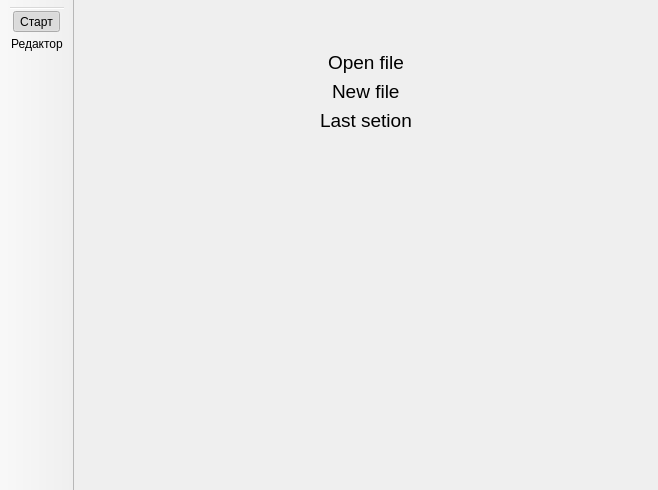
This is mainui.ui in SedAndrew/Editor-XML-document as Qt 5 draws it before an edit. The edited form follows.
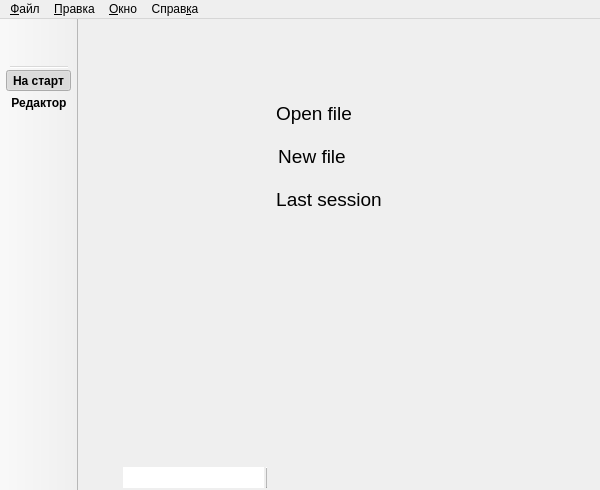
This is the edited form. The open tabs and pages were chosen to show the change. Icons and pictures are not drawn. Custom widgets are drawn as their Qt base class.

What changed in the file:
```diff
--- a/mainui.ui
+++ b/mainui.ui
@@ -6,15 +6,34 @@
    <rect>
     <x>0</x>
     <y>0</y>
-    <width>658</width>
+    <width>600</width>
     <height>490</height>
    </rect>
   </property>
   <property name="windowTitle">
-   <string>MainWindow</string>
+   <string>Editor XML document</string>
+  </property>
+  <property name="windowIcon">
+   <iconset resource="images.qrc">
+    <normaloff>:/icons/apptree.png</normaloff>:/icons/apptree.png</iconset>
+  </property>
+  <property name="animated">
+   <bool>true</bool>
+  </property>
+  <property name="documentMode">
+   <bool>false</bool>
+  </property>
+  <property name="dockOptions">
+   <set>QMainWindow::AllowTabbedDocks|QMainWindow::AnimatedDocks</set>
+  </property>
+  <property name="unifiedTitleAndToolBarOnMac">
+   <bool>false</bool>
   </property>
   <widget class="QWidget" name="centralWidget">
-   <layout class="QGridLayout" name="gridLayout">
+   <layout class="QVBoxLayout" name="verticalLayout_2">
+    <property name="spacing">
+     <number>2</number>
+    </property>
     <property name="leftMargin">
      <number>0</number>
     </property>
@@ -25,36 +44,19 @@
      <number>0</number>
     </property>
     <property name="bottomMargin">
-     <number>0</number>
+     <number>2</number>
     </property>
-    <property name="spacing">
-     <number>0</number>
-    </property>
-    <item row="0" column="0">
+    <item>
      <widget class="QStackedWidget" name="m_stackedWidget">
+      <property name="midLineWidth">
+       <number>1</number>
+      </property>
       <property name="currentIndex">
        <number>0</number>
       </property>
       <widget class="QWidget" name="m_pageStart">
-       <layout class="QGridLayout" name="gridLayout_2">
-        <item row="0" column="0">
-         <layout class="QHBoxLayout" name="horizontalLayout">
-          <item>
-           <spacer name="horizontalSpacer">
-            <property name="orientation">
-             <enum>Qt::Horizontal</enum>
-            </property>
-            <property name="sizeHint" stdset="0">
-             <size>
-              <width>40</width>
-              <height>20</height>
-             </size>
-            </property>
-           </spacer>
-          </item>
-          <item>
-           <layout class="QVBoxLayout" name="verticalLayout">
-            <item>
+       <layout class="QGridLayout" name="gridLayout">
+        <item row="0" column="1">
              <spacer name="verticalSpacer_2">
               <property name="orientation">
                <enum>Qt::Vertical</enum>
@@ -65,13 +67,43 @@
               <property name="sizeHint" stdset="0">
                <size>
                 <width>20</width>
-                <height>40</height>
+            <height>60</height>
                </size>
               </property>
              </spacer>
             </item>
-            <item alignment="Qt::AlignHCenter">
-             <widget class="LableClicked" name="m_lOpenFile">
+        <item row="1" column="1">
+         <widget class="QWidget" name="m_widgetActionFile" native="true">
+          <property name="minimumSize">
+           <size>
+            <width>146</width>
+            <height>121</height>
+           </size>
+          </property>
+          <property name="maximumSize">
+           <size>
+            <width>16777215</width>
+            <height>121</height>
+           </size>
+          </property>
+          <layout class="QVBoxLayout" name="verticalLayout">
+           <property name="spacing">
+            <number>12</number>
+           </property>
+           <property name="leftMargin">
+            <number>1</number>
+           </property>
+           <property name="topMargin">
+            <number>1</number>
+           </property>
+           <property name="rightMargin">
+            <number>1</number>
+           </property>
+           <property name="bottomMargin">
+            <number>1</number>
+           </property>
+           <item alignment="Qt::AlignLeft">
+            <widget class="QPushButton" name="m_pBOpenFile">
               <property name="font">
                <font>
                 <pointsize>14</pointsize>
@@ -80,10 +112,23 @@
               <property name="text">
                <string>Open file</string>
               </property>
-             </widget>
-            </item>
-            <item alignment="Qt::AlignHCenter">
-             <widget class="LableClicked" name="m_lNewFile">
+             <property name="icon">
+              <iconset resource="images.qrc">
+               <normaloff>:/icons/open.png</normaloff>:/icons/open.png</iconset>
+             </property>
+             <property name="iconSize">
+              <size>
+               <width>18</width>
+               <height>18</height>
+              </size>
+             </property>
+             <property name="flat">
+              <bool>true</bool>
+             </property>
+            </widget>
+           </item>
+           <item alignment="Qt::AlignLeft">
+            <widget class="QPushButton" name="m_pBNewFile">
               <property name="font">
                <font>
                 <pointsize>14</pointsize>
@@ -92,55 +137,317 @@
               <property name="text">
                <string>New file</string>
               </property>
-             </widget>
-            </item>
-            <item alignment="Qt::AlignHCenter">
-             <widget class="LableClicked" name="m_lLastSetion">
+             <property name="icon">
+              <iconset resource="images.qrc">
+               <normaloff>:/icons/new.png</normaloff>:/icons/new.png</iconset>
+             </property>
+             <property name="iconSize">
+              <size>
+               <width>18</width>
+               <height>18</height>
+              </size>
+             </property>
+             <property name="flat">
+              <bool>true</bool>
+             </property>
+            </widget>
+           </item>
+           <item alignment="Qt::AlignLeft">
+            <widget class="QPushButton" name="m_pBLastSession">
               <property name="font">
                <font>
                 <pointsize>14</pointsize>
                </font>
               </property>
               <property name="text">
-               <string>Last setion</string>
-              </property>
-             </widget>
-            </item>
-            <item>
+              <string>Last session</string>
+             </property>
+             <property name="icon">
+              <iconset resource="images.qrc">
+               <normaloff>:/icons/last_session.png</normaloff>:/icons/last_session.png</iconset>
+             </property>
+             <property name="iconSize">
+              <size>
+               <width>18</width>
+               <height>18</height>
+              </size>
+             </property>
+             <property name="flat">
+              <bool>true</bool>
+             </property>
+            </widget>
+           </item>
+          </layout>
+         </widget>
+        </item>
+        <item row="2" column="0">
+         <spacer name="horizontalSpacer">
+          <property name="orientation">
+           <enum>Qt::Horizontal</enum>
+          </property>
+          <property name="sizeHint" stdset="0">
+           <size>
+            <width>182</width>
+            <height>20</height>
+           </size>
+          </property>
+         </spacer>
+        </item>
+        <item row="2" column="1">
              <spacer name="verticalSpacer">
               <property name="orientation">
                <enum>Qt::Vertical</enum>
               </property>
+          <property name="sizeType">
+           <enum>QSizePolicy::Preferred</enum>
+          </property>
               <property name="sizeHint" stdset="0">
                <size>
                 <width>20</width>
-                <height>40</height>
+            <height>228</height>
                </size>
               </property>
              </spacer>
             </item>
-           </layout>
-          </item>
-          <item>
+        <item row="2" column="2">
            <spacer name="horizontalSpacer_2">
             <property name="orientation">
              <enum>Qt::Horizontal</enum>
             </property>
             <property name="sizeHint" stdset="0">
              <size>
-              <width>40</width>
+            <width>156</width>
               <height>20</height>
              </size>
             </property>
            </spacer>
-          </item>
-         </layout>
         </item>
        </layout>
       </widget>
       <widget class="QWidget" name="m_pageEdit"/>
      </widget>
     </item>
+    <item>
+     <widget class="QWidget" name="m_widgetBottom" native="true">
+      <property name="minimumSize">
+       <size>
+        <width>0</width>
+        <height>21</height>
+       </size>
+      </property>
+      <property name="maximumSize">
+       <size>
+        <width>16777215</width>
+        <height>21</height>
+       </size>
+      </property>
+      <layout class="QHBoxLayout" name="horizontalLayout_4">
+       <property name="spacing">
+        <number>0</number>
+       </property>
+       <property name="leftMargin">
+        <number>0</number>
+       </property>
+       <property name="topMargin">
+        <number>0</number>
+       </property>
+       <property name="rightMargin">
+        <number>0</number>
+       </property>
+       <property name="bottomMargin">
+        <number>0</number>
+       </property>
+       <item>
+        <layout class="QHBoxLayout" name="horizontalLayout_3">
+         <property name="spacing">
+          <number>2</number>
+         </property>
+         <item>
+          <widget class="QPushButton" name="m_pBIconPanel">
+           <property name="minimumSize">
+            <size>
+             <width>21</width>
+             <height>21</height>
+            </size>
+           </property>
+           <property name="maximumSize">
+            <size>
+             <width>21</width>
+             <height>21</height>
+            </size>
+           </property>
+           <property name="toolTip">
+            <string>Боковая панель</string>
+           </property>
+           <property name="text">
+            <string/>
+           </property>
+           <property name="icon">
+            <iconset resource="images.qrc">
+             <normaloff>:/icons/unvisibility.png</normaloff>:/icons/unvisibility.png</iconset>
+           </property>
+           <property name="iconSize">
+            <size>
+             <width>18</width>
+             <height>18</height>
+            </size>
+           </property>
+           <property name="checkable">
+            <bool>true</bool>
+           </property>
+           <property name="autoDefault">
+            <bool>false</bool>
+           </property>
+           <property name="default">
+            <bool>false</bool>
+           </property>
+           <property name="flat">
+            <bool>true</bool>
+           </property>
+          </widget>
+         </item>
+         <item>
+          <layout class="QHBoxLayout" name="horizontalLayout_2">
+           <property name="spacing">
+            <number>1</number>
+           </property>
+           <property name="sizeConstraint">
+            <enum>QLayout::SetMaximumSize</enum>
+           </property>
+           <item>
+            <widget class="QPushButton" name="m_pBIconFind">
+             <property name="sizePolicy">
+              <sizepolicy hsizetype="Fixed" vsizetype="Fixed">
+               <horstretch>0</horstretch>
+               <verstretch>0</verstretch>
+              </sizepolicy>
+             </property>
+             <property name="minimumSize">
+              <size>
+               <width>21</width>
+               <height>21</height>
+              </size>
+             </property>
+             <property name="maximumSize">
+              <size>
+               <width>21</width>
+               <height>21</height>
+              </size>
+             </property>
+             <property name="toolTip">
+              <string>Поиск в файле</string>
+             </property>
+             <property name="text">
+              <string/>
+             </property>
+             <property name="icon">
+              <iconset resource="images.qrc">
+               <normaloff>:/icons/magnifier.png</normaloff>:/icons/magnifier.png</iconset>
+             </property>
+             <property name="iconSize">
+              <size>
+               <width>16</width>
+               <height>16</height>
+              </size>
+             </property>
+             <property name="autoDefault">
+              <bool>false</bool>
+             </property>
+             <property name="default">
+              <bool>false</bool>
+             </property>
+             <property name="flat">
+              <bool>true</bool>
+             </property>
+            </widget>
+           </item>
+           <item>
+            <widget class="QLineEdit" name="m_lEFind">
+             <property name="sizePolicy">
+              <sizepolicy hsizetype="Fixed" vsizetype="Fixed">
+               <horstretch>0</horstretch>
+               <verstretch>0</verstretch>
+              </sizepolicy>
+             </property>
+             <property name="minimumSize">
+              <size>
+               <width>141</width>
+               <height>0</height>
+              </size>
+             </property>
+             <property name="maximumSize">
+              <size>
+               <width>154</width>
+               <height>22</height>
+              </size>
+             </property>
+             <property name="font">
+              <font>
+               <pointsize>12</pointsize>
+              </font>
+             </property>
+             <property name="autoFillBackground">
+              <bool>false</bool>
+             </property>
+             <property name="inputMask">
+              <string/>
+             </property>
+             <property name="text">
+              <string/>
+             </property>
+             <property name="frame">
+              <bool>false</bool>
+             </property>
+             <property name="cursorMoveStyle">
+              <enum>Qt::LogicalMoveStyle</enum>
+             </property>
+             <property name="clearButtonEnabled">
+              <bool>true</bool>
+             </property>
+            </widget>
+           </item>
+          </layout>
+         </item>
+         <item alignment="Qt::AlignHCenter">
+          <widget class="Line" name="line">
+           <property name="enabled">
+            <bool>true</bool>
+           </property>
+           <property name="maximumSize">
+            <size>
+             <width>1</width>
+             <height>21</height>
+            </size>
+           </property>
+           <property name="frameShadow">
+            <enum>QFrame::Raised</enum>
+           </property>
+           <property name="midLineWidth">
+            <number>1</number>
+           </property>
+           <property name="orientation">
+            <enum>Qt::Vertical</enum>
+           </property>
+          </widget>
+         </item>
+         <item>
+          <spacer name="horizontalSpacer_3">
+           <property name="orientation">
+            <enum>Qt::Horizontal</enum>
+           </property>
+           <property name="sizeHint" stdset="0">
+            <size>
+             <width>40</width>
+             <height>20</height>
+            </size>
+           </property>
+          </spacer>
+         </item>
+        </layout>
+       </item>
+      </layout>
+     </widget>
+    </item>
    </layout>
   </widget>
   <widget class="QMenuBar" name="m_menuBar">
@@ -148,12 +455,52 @@
     <rect>
      <x>0</x>
      <y>0</y>
-     <width>658</width>
+     <width>600</width>
      <height>20</height>
     </rect>
    </property>
+   <property name="contextMenuPolicy">
+    <enum>Qt::DefaultContextMenu</enum>
+   </property>
+   <property name="defaultUp">
+    <bool>false</bool>
+   </property>
+   <property name="nativeMenuBar">
+    <bool>true</bool>
+   </property>
+   <widget class="QMenu" name="m_menu_1">
+    <property name="title">
+     <string>&amp;Файл</string>
+    </property>
+    <addaction name="m_actionStart"/>
+   </widget>
+   <widget class="QMenu" name="m_menu_3">
+    <property name="title">
+     <string>&amp;Правка</string>
+    </property>
+   </widget>
+   <widget class="QMenu" name="m_menu_4">
+    <property name="title">
+     <string>Справ&amp;ка</string>
+    </property>
+    <addaction name="action"/>
+    <addaction name="action_Qt_Creator"/>
+   </widget>
+   <widget class="QMenu" name="m_menu_2">
+    <property name="title">
+     <string>&amp;Окно</string>
+    </property>
+    <addaction name="m_actionEditor"/>
+   </widget>
+   <addaction name="m_menu_1"/>
+   <addaction name="m_menu_3"/>
+   <addaction name="m_menu_2"/>
+   <addaction name="m_menu_4"/>
   </widget>
   <widget class="QToolBar" name="m_toolBar">
+   <property name="enabled">
+    <bool>true</bool>
+   </property>
    <property name="windowTitle">
     <string>toolBar</string>
    </property>
@@ -167,7 +514,7 @@
     </size>
    </property>
    <property name="toolButtonStyle">
-    <enum>Qt::ToolButtonTextOnly</enum>
+    <enum>Qt::ToolButtonTextUnderIcon</enum>
    </property>
    <property name="floatable">
     <bool>false</bool>
@@ -178,6 +525,7 @@
    <attribute name="toolBarBreak">
     <bool>false</bool>
    </attribute>
+   <addaction name="m_emty"/>
    <addaction name="separator"/>
    <addaction name="m_actionStart"/>
    <addaction name="m_actionEditor"/>
@@ -190,11 +538,17 @@
     <bool>true</bool>
    </property>
    <property name="text">
-    <string>Старт</string>
+    <string>На старт</string>
    </property>
    <property name="toolTip">
     <string>Переход на стартовую страницу</string>
    </property>
+   <property name="font">
+    <font>
+     <weight>75</weight>
+     <bold>true</bold>
+    </font>
+   </property>
    <property name="shortcut">
     <string>Ctrl+1</string>
    </property>
@@ -209,19 +563,47 @@
    <property name="toolTip">
     <string>Редактирование файла</string>
    </property>
+   <property name="font">
+    <font>
+     <weight>75</weight>
+     <bold>true</bold>
+    </font>
+   </property>
    <property name="shortcut">
     <string>Ctrl+2</string>
    </property>
+   <property name="shortcutContext">
+    <enum>Qt::WindowShortcut</enum>
+   </property>
+   <property name="menuRole">
+    <enum>QAction::TextHeuristicRole</enum>
+   </property>
+   <property name="shortcutVisibleInContextMenu">
+    <bool>false</bool>
+   </property>
+  </action>
+  <action name="action">
+   <property name="text">
+    <string>О программе</string>
+   </property>
+  </action>
+  <action name="action_Qt_Creator">
+   <property name="text">
+    <string>О Qt Creator</string>
+   </property>
+  </action>
+  <action name="m_emty">
+   <property name="enabled">
+    <bool>false</bool>
+   </property>
+   <property name="text">
+    <string> </string>
+   </property>
   </action>
  </widget>
  <layoutdefault spacing="6" margin="11"/>
- <customwidgets>
-  <customwidget>
-   <class>LableClicked</class>
-   <extends>QLabel</extends>
-   <header>widgets/lableclicked.h</header>
-  </customwidget>
- </customwidgets>
- <resources/>
+ <resources>
+  <include location="images.qrc"/>
+ </resources>
  <connections/>
 </ui>
```
Left out of the diff: 13 changed lines with no effect on the pictures. Lines whose indentation alone changed are shown as unchanged.
